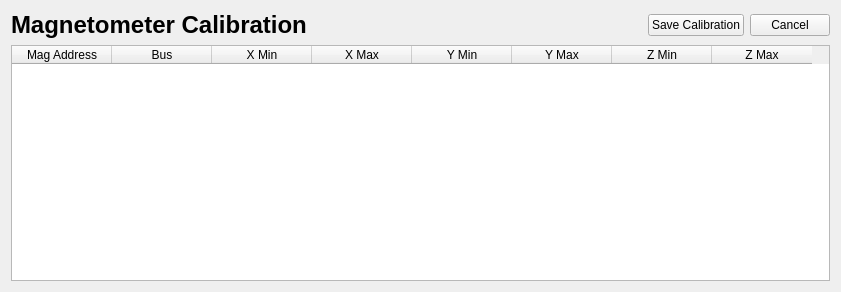
First picture: the form in HelmholtzGUI/calibrate.ui, repository jharrod/HelmholtzGUI, before the edit.
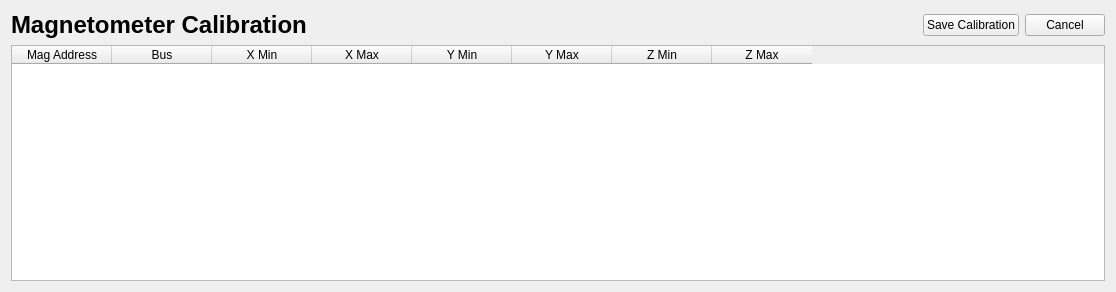
Second picture: the form after the edit.

The edit to the form file:
```diff
--- a/HelmholtzGUI/calibrate.ui
+++ b/HelmholtzGUI/calibrate.ui
@@ -6,7 +6,7 @@
    <rect>
     <x>0</x>
     <y>0</y>
-    <width>841</width>
+    <width>1116</width>
     <height>292</height>
    </rect>
   </property>
```
